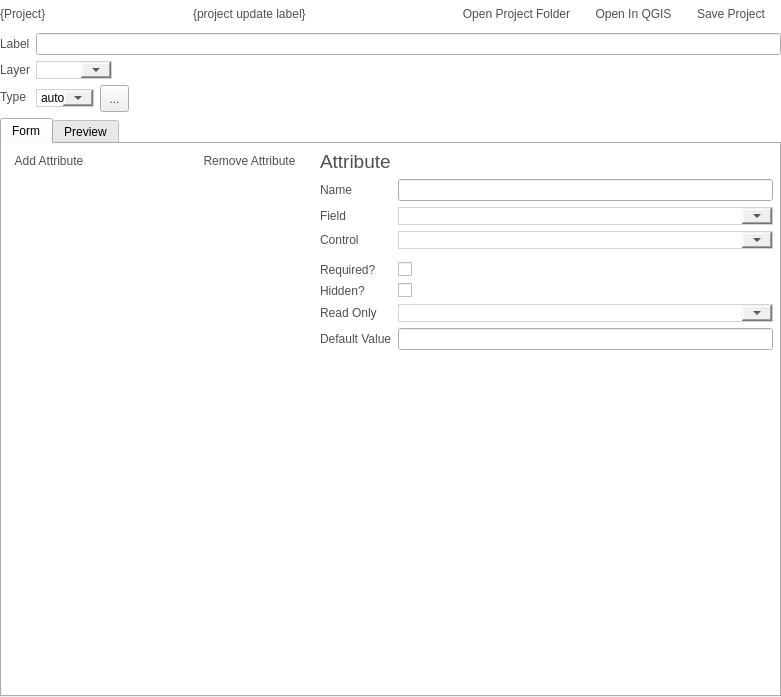
Old version of the form src/configmanager/ui/ui_projectwidget.ui in the repository roam-qgis/Roam.
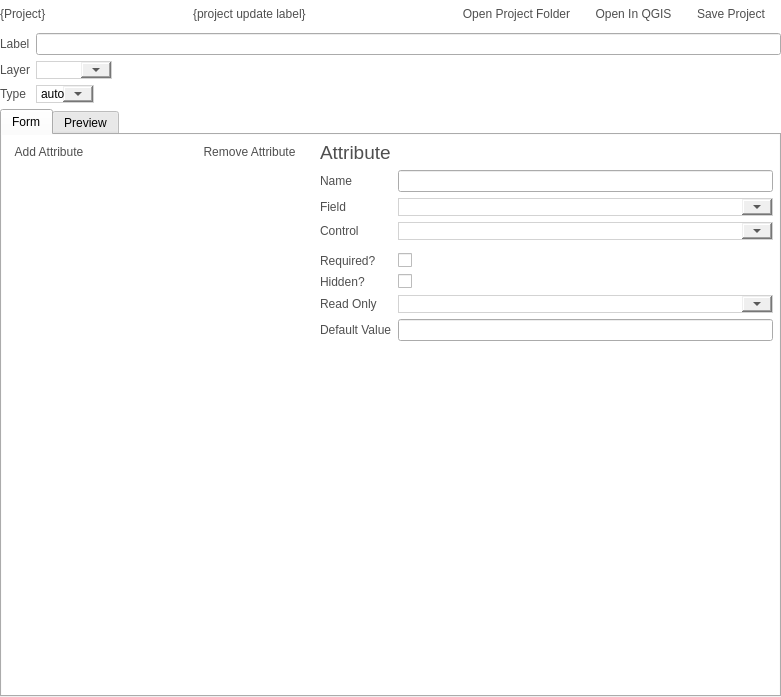
New version of the form. Icons and pictures are not drawn. Custom widgets are drawn as their Qt base class.

What changed in the file:
```diff
--- a/src/configmanager/ui/ui_projectwidget.ui
+++ b/src/configmanager/ui/ui_projectwidget.ui
@@ -424,13 +424,6 @@
              </item>
             </widget>
            </item>
-           <item>
-            <widget class="QToolButton" name="generateUIButton">
-             <property name="text">
-              <string>...</string>
-             </property>
-            </widget>
-           </item>
           </layout>
          </item>
         </layout>
@@ -578,6 +571,12 @@
                      <property name="selectionBehavior">
                       <enum>QAbstractItemView::SelectItems</enum>
                      </property>
+                     <property name="iconSize">
+                      <size>
+                       <width>24</width>
+                       <height>24</height>
+                      </size>
+                     </property>
                     </widget>
                    </item>
                   </layout>
```
